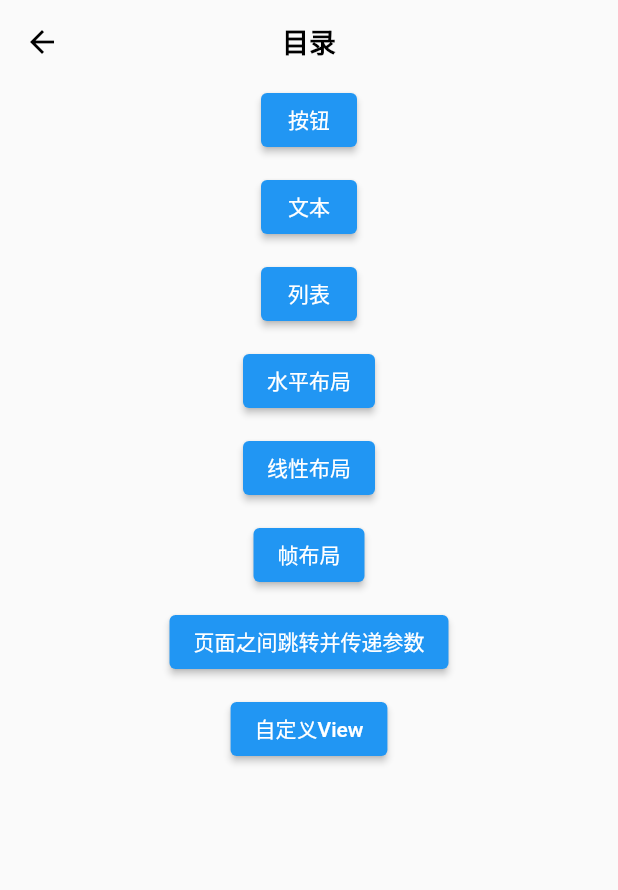
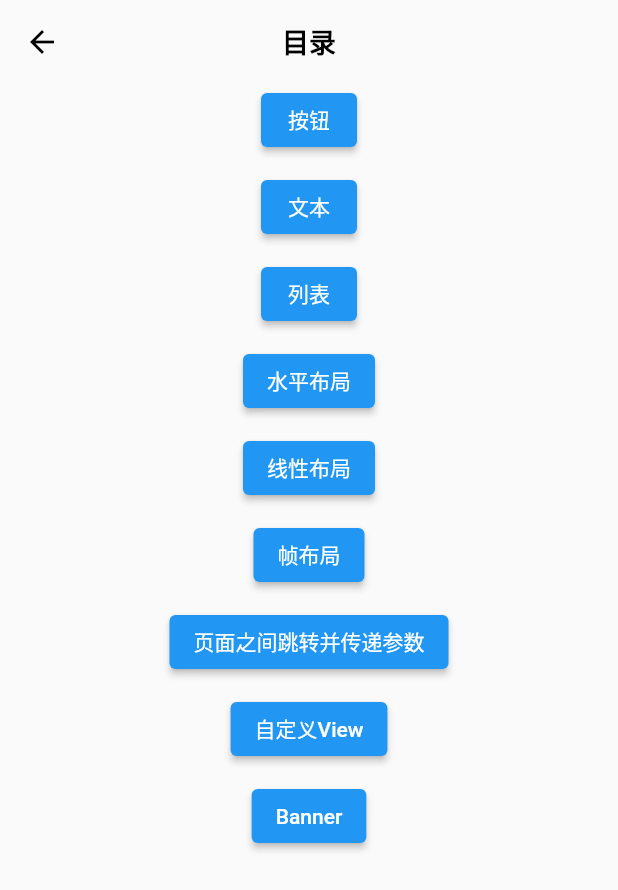
Before and after one commit to VincentStory/flutter_control_project, a Flutter app: the screen it shows after launch, on a phone screen of 412 x 824 dp. Shown: the top 890 px of the screen. Run offline on Flutter 3.47's test engine with Material 2 defaults, Android fonts, the phone set to English and light mode, and no system bars; our stand-ins replace flutter_swiper_view.

Commit message:
添加banner页面

```diff
--- a/lib/config_router.dart
+++ b/lib/config_router.dart
@@ -8,6 +8,7 @@ class ConfigRouter {
   static const String stack = '/stack';
   static const String custom_view = '/custom_view';
   static const String circle_progress = '/circle_progress';
+  static const String banner = '/banner';
 
 
 }
--- a/lib/main.dart
+++ b/lib/main.dart
@@ -1,4 +1,5 @@
 import 'package:flutter/material.dart';
+import 'package:flutter_control_project/page/banner_page.dart';
 import 'package:flutter_control_project/page/button_page.dart';
 import 'package:flutter_control_project/config_router.dart';
 import 'package:flutter_control_project/page/circle_progress_page.dart';
@@ -44,6 +45,7 @@ class MyApp extends StatelessWidget {
         ConfigRouter.column: (context) => const ColumnPage(),
         ConfigRouter.stack: (context) => const StackPage(),
         ConfigRouter.custom_view: (context) => const CustomPage(),
+        ConfigRouter.banner: (context) => const BannerPage(),
         ConfigRouter.circle_progress: (context) => const CircleProgressPage(progress: 10),
       },
     );
--- a/lib/page/home_guide_page.dart
+++ b/lib/page/home_guide_page.dart
@@ -83,6 +83,15 @@ class HomeGuidePage extends StatelessWidget {
                 },
                 child: const Text('自定义View'),
               ),
+              const SizedBox(
+                height: 10,
+              ),
+              ElevatedButton(
+                onPressed: () {
+                  Navigator.pushNamed(context, ConfigRouter.banner);
+                },
+                child: const Text('Banner'),
+              ),
             ],
           ),
         ),
--- a/lib/widget/app_bar.dart
+++ b/lib/widget/app_bar.dart
@@ -2,7 +2,7 @@ import 'package:flutter/material.dart';
 
 appBar({String? title, bool showBack = true, List<Widget>? actions}) {
   return AppBar(
-    brightness: Brightness.light,
+    // brightness: Brightness.light,
     centerTitle: true,
     elevation: 0,
     backgroundColor: Colors.transparent,
--- a/pubspec.yaml
+++ b/pubspec.yaml
@@ -46,6 +46,7 @@ dev_dependencies:
   # package. See that file for information about deactivating specific lint
   # rules and activating additional ones.
   flutter_lints: ^2.0.0
+  flutter_swiper_view: ^1.1.8
 
 # For information on the generic Dart part of this file, see the
 # following page: https://dart.dev/tools/pub/pubspec
@@ -62,6 +63,9 @@ flutter:
   # assets:
   #   - images/a_dot_burr.jpeg
   #   - images/a_dot_ham.jpeg
+
+  assets:
+    - images/
 
   # An image asset can refer to one or more resolution-specific "variants", see
   # https://flutter.dev/assets-and-images/#resolution-aware
```
Also changed, not shown: lib/page/banner_page.dart (added, +35 -0 lines), lib/page/button_page.dart (+9 -3 lines), images/ic_test_image.png (added), pubspec.lock, 1 other file.
